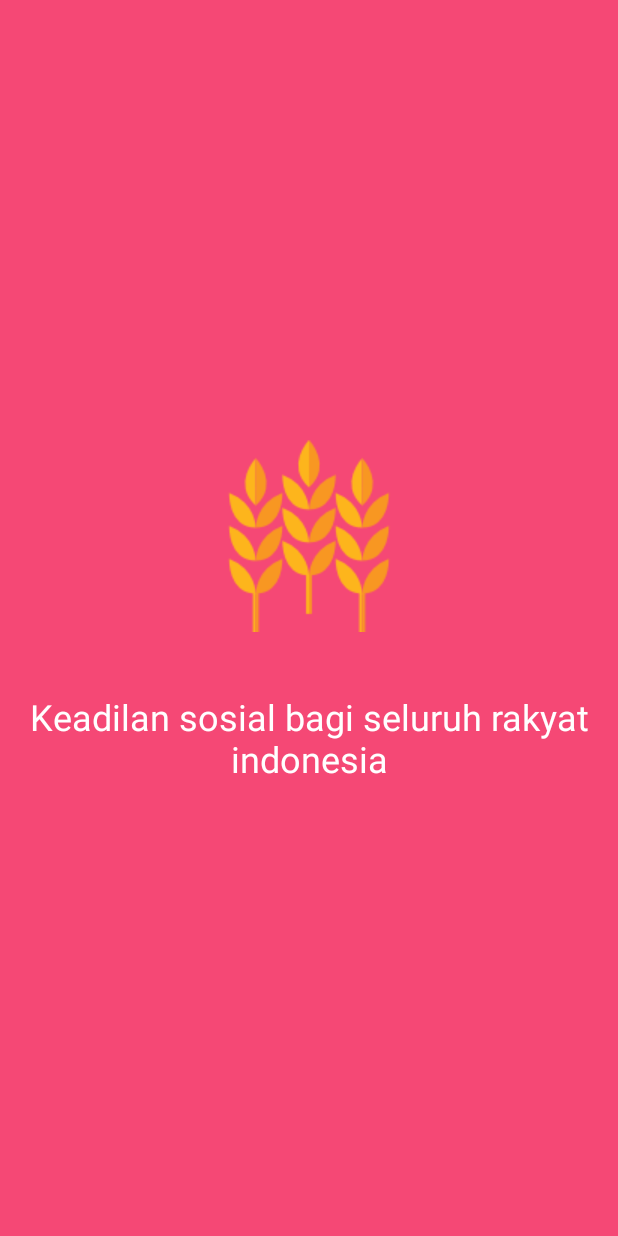
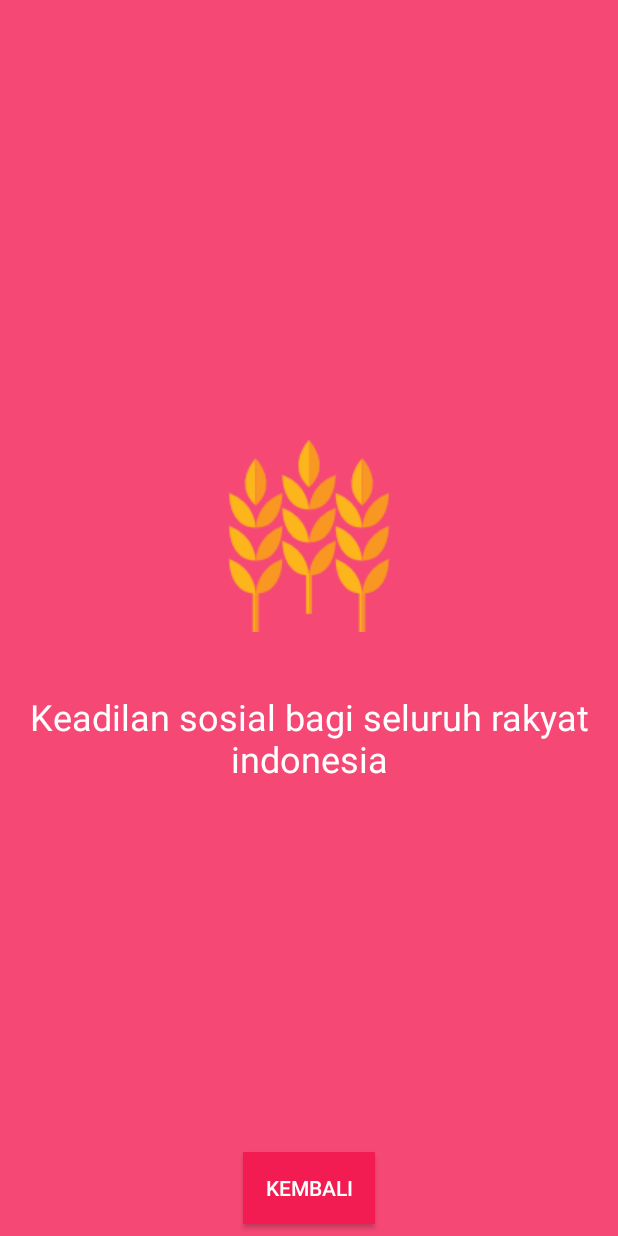
Before and after one commit to rifardity/Elaga, an Android app: the fragment Pancasila6 shown on its own in the app's theme, on a phone screen of 412 x 824 dp. Run offline under Robolectric (Android 15) with nearby library versions, the phone set to English and light mode, and no system bars.

```diff
--- a/app/src/main/java/com/example/rifar/belanegara/Pancasila6.java
+++ b/app/src/main/java/com/example/rifar/belanegara/Pancasila6.java
@@ -1,11 +1,13 @@
 package com.example.rifar.belanegara;
 
 
+import android.content.Intent;
 import android.os.Bundle;
 import android.support.v4.app.Fragment;
 import android.view.LayoutInflater;
 import android.view.View;
 import android.view.ViewGroup;
+import android.widget.Button;
 
 
 public class Pancasila6 extends Fragment {
@@ -15,12 +17,18 @@ public class Pancasila6 extends Fragment {
 
     }
 
-
     @Override
     public View onCreateView(LayoutInflater inflater, ViewGroup container,
                              Bundle savedInstanceState) {
 
-        return inflater.inflate(R.layout.fragment_pancasila6, container, false);
+        final View rootview = inflater.inflate(R.layout.fragment_pancasila6, container, false);
+        Button btn_home = (Button)rootview.findViewById(R.id.btn_back_home);
+        btn_home.setOnClickListener(new View.OnClickListener() {
+            @Override
+            public void onClick(View v) {
+                getActivity().finish();
+            }
+        });
+        return  rootview;
     }
-
 }
--- a/app/src/main/java/com/example/rifar/belanegara/Sound.java
+++ b/app/src/main/java/com/example/rifar/belanegara/Sound.java
@@ -24,10 +24,6 @@ public class Sound extends Service {
         return START_STICKY;
     }
 
-    public void onPause(){
-        backsound.pause();
-    }
-
     @Override
     public void onDestroy() {
         super.onDestroy();
--- a/app/src/main/java/com/example/rifar/belanegara/Splash.java
+++ b/app/src/main/java/com/example/rifar/belanegara/Splash.java
@@ -1,11 +1,11 @@
 package com.example.rifar.belanegara;
 
-import android.app.Activity;
 import android.content.Intent;
 import android.os.Bundle;
 import android.os.Handler;
+import android.support.v7.app.AppCompatActivity;
 
-public class Splash extends Activity {
+public class Splash extends AppCompatActivity {
     private static int TimeOut=3000;
     @Override
     protected void onCreate(Bundle savedInstanceState) {
--- a/app/src/main/res/layout/activity_main.xml
+++ b/app/src/main/res/layout/activity_main.xml
@@ -19,7 +19,7 @@
             android:layout_margin="8dp"
             android:layout_width="wrap_content"
             android:layout_height="wrap_content"
-            android:src="@drawable/volume"
+            android:src="@drawable/mute"
             android:layout_alignEnd="@+id/img_elaga"/>
 
         <ImageView
--- a/app/src/main/res/layout/fragment_pancasila6.xml
+++ b/app/src/main/res/layout/fragment_pancasila6.xml
@@ -30,4 +30,15 @@
             android:textSize="24sp" />
 
     </LinearLayout>
+
+    <Button
+        android:id="@+id/btn_back_home"
+        android:layout_width="wrap_content"
+        android:layout_height="wrap_content"
+        android:layout_alignParentBottom="true"
+        android:layout_centerHorizontal="true"
+        android:layout_marginBottom="8dp"
+        android:background="#f21c52"
+        android:text="Kembali"
+        android:textColor="#ffffff" />
 </RelativeLayout>
```
Also changed, not shown: app/src/main/AndroidManifest.xml (+7 -5 lines), app/src/main/java/com/example/rifar/belanegara/About.java (added, +13 -0 lines), app/src/main/java/com/example/rifar/belanegara/MainActivity.java (+19 -13 lines), app/src/main/res/layout/activity_about.xml (added, +32 -0 lines), app/src/main/res/drawable/mute.png (added).
